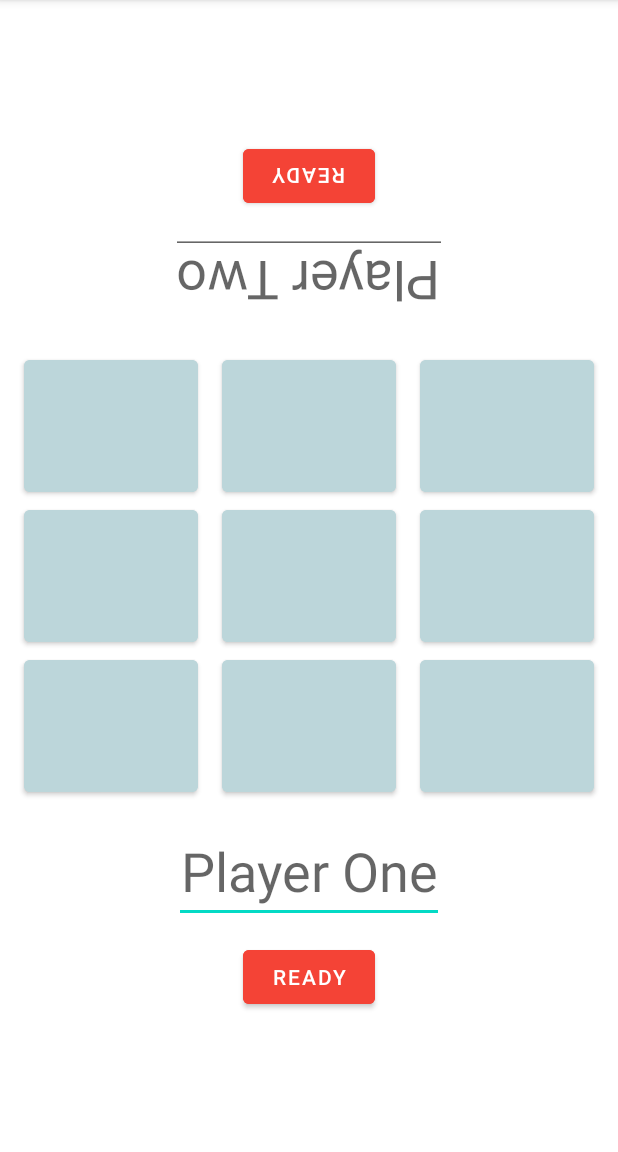
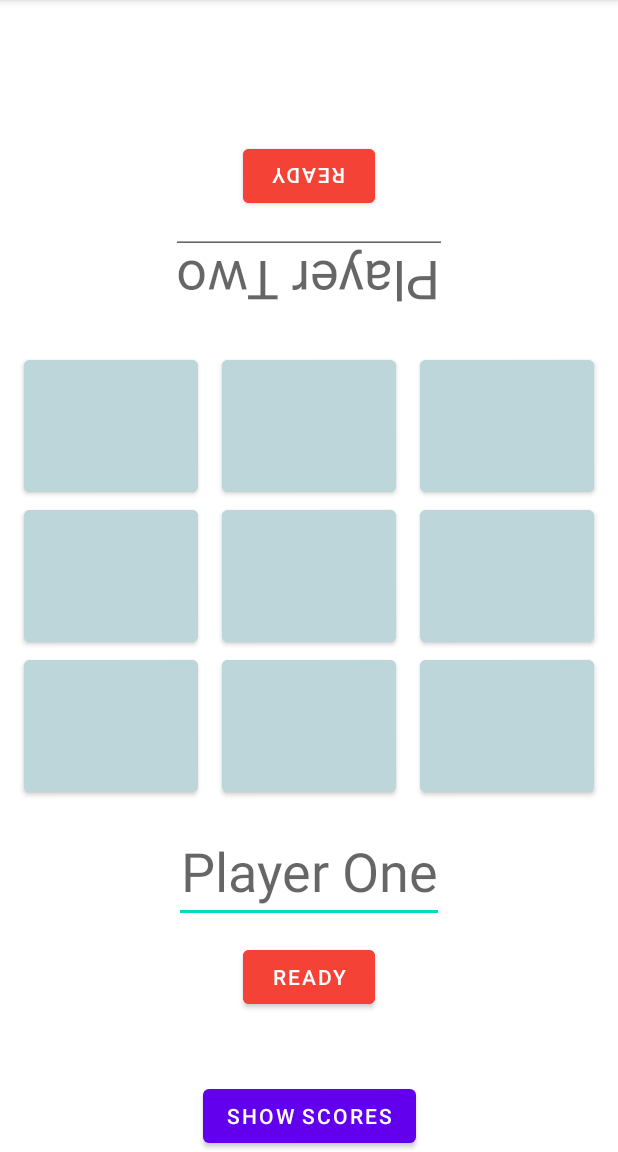
Before and after one commit to V1leDev/TicTacToeMVC, an Android app: the screen it shows after launch (MainActivity), on a phone screen of 412 x 824 dp, the part 84-1236 px from its top. Run offline under Robolectric (Android 15) with nearby library versions, the phone set to English and light mode, and no system bars; our stand-ins replace Room's generated code.

Commit message:
Add historical scores activity

```diff
--- a/app/src/main/AndroidManifest.xml
+++ b/app/src/main/AndroidManifest.xml
@@ -9,6 +9,7 @@
         android:roundIcon="@mipmap/ic_launcher_round"
         android:supportsRtl="true"
         android:theme="@style/Theme.TicTacToeMVC">
+        <activity android:name=".ScoreActivity"></activity>
         <activity android:name=".controller.MainActivity">
             <intent-filter>
                 <action android:name="android.intent.action.MAIN" />
--- a/app/src/main/java/com/example/tictactoemvc/controller/MainActivity.kt
+++ b/app/src/main/java/com/example/tictactoemvc/controller/MainActivity.kt
@@ -1,5 +1,6 @@
 package com.example.tictactoemvc.controller
 
+import android.content.Intent
 import android.graphics.Color
 import androidx.appcompat.app.AppCompatActivity
 import android.os.Bundle
@@ -7,14 +8,16 @@ import android.util.Log
 import android.widget.Button
 import android.widget.Toast
 import androidx.room.Room
+import com.example.tictactoemvc.ScoreActivity
 import com.example.tictactoemvc.model.AppDatabase
 import com.example.tictactoemvc.model.GameState
 import com.example.tictactoemvc.view.GameView
 import com.example.tictactoemvc.view.GameViewImp
+import com.example.tictactoemvc.view.ScoreView
 import kotlinx.android.synthetic.main.activity_main.*
 
 class MainActivity : AppCompatActivity(), GameView.FieldSelectedListener,
-    GameView.ReadyClickedListener {
+    GameView.ReadyClickedListener, GameView.ScoresClickedListener {
 
     private lateinit var usedGameView: GameView
 
@@ -28,6 +31,7 @@ class MainActivity : AppCompatActivity(), GameView.FieldSelectedListener,
         setContentView(usedGameView.getRootView())
         usedGameView.setFieldListener(this)
         usedGameView.setReadyListener(this)
+        usedGameView.setScoresListener(this)
 
         db = Room.databaseBuilder(applicationContext, AppDatabase::class.java, "note").fallbackToDestructiveMigration().allowMainThreadQueries().build()
     }
@@ -274,4 +278,9 @@ class MainActivity : AppCompatActivity(), GameView.FieldSelectedListener,
         }
         return ""
     }
+
+    override fun onScoresClicked() {
+        val intent: Intent = Intent(this, ScoreActivity::class.java)
+        startActivity(intent)
+    }
 }
--- a/app/src/main/java/com/example/tictactoemvc/view/GameView.kt
+++ b/app/src/main/java/com/example/tictactoemvc/view/GameView.kt
@@ -14,6 +14,11 @@ interface GameView {
         fun onReadyClicked(s: Int)
     }
 
+    interface ScoresClickedListener{
+        fun onScoresClicked()
+    }
+
+    fun setScoresListener(listener: ScoresClickedListener)
     fun setFieldListener(listener: FieldSelectedListener)
     fun setReadyListener(listener: ReadyClickedListener)
 }
--- a/app/src/main/java/com/example/tictactoemvc/view/GameViewImp.kt
+++ b/app/src/main/java/com/example/tictactoemvc/view/GameViewImp.kt
@@ -10,6 +10,7 @@ class GameViewImp(layoutInflater: LayoutInflater) : GameView, View.OnClickListen
     private var rootView = layoutInflater.inflate(R.layout.activity_main, null)
     var fieldSelectedListener: GameView.FieldSelectedListener? = null
     var readyClickedListener: GameView.ReadyClickedListener? = null
+    var scoreClickedListener: GameView.ScoresClickedListener? = null
     override var fieldList: ArrayList<Int> = arrayListOf<Int>(
         R.id.buttonField1,
         R.id.buttonField2,
@@ -22,7 +23,12 @@ class GameViewImp(layoutInflater: LayoutInflater) : GameView, View.OnClickListen
         R.id.buttonField9
     )
 
+
     init {
+        rootView.findViewById<Button>(R.id.buttonScore).setOnClickListener {
+            scoreClickedListener?.onScoresClicked()
+        }
+
         rootView.findViewById<Button>(R.id.ready1).setOnClickListener {
             readyClickedListener?.onReadyClicked(R.id.ready1)
         }
@@ -76,6 +82,10 @@ class GameViewImp(layoutInflater: LayoutInflater) : GameView, View.OnClickListen
         fieldSelectedListener = listener
     }
 
+    override fun setScoresListener(listener: GameView.ScoresClickedListener) {
+        scoreClickedListener = listener
+    }
+
     override fun setReadyListener(listener: GameView.ReadyClickedListener) {
         readyClickedListener = listener
     }
@@ -84,4 +94,5 @@ class GameViewImp(layoutInflater: LayoutInflater) : GameView, View.OnClickListen
         TODO("Not yet implemented")
     }
 
+
 }
--- a/app/src/main/java/com/example/tictactoemvc/view/ScoreView.kt
+++ b/app/src/main/java/com/example/tictactoemvc/view/ScoreView.kt
@@ -1,4 +1,7 @@
 package com.example.tictactoemvc.view
 
+import android.view.View
+
 interface ScoreView {
+    fun getRootView(): View
 }
--- a/app/src/main/res/layout/activity_main.xml
+++ b/app/src/main/res/layout/activity_main.xml
@@ -205,4 +205,13 @@
         app:layout_constraintEnd_toEndOf="parent"
         app:layout_constraintStart_toStartOf="parent"
         app:layout_constraintTop_toBottomOf="@+id/linearLayout" />
+
+    <Button
+        android:id="@+id/buttonScore"
+        android:layout_width="wrap_content"
+        android:layout_height="wrap_content"
+        android:text="@string/score"
+        app:layout_constraintBottom_toBottomOf="parent"
+        app:layout_constraintEnd_toEndOf="parent"
+        app:layout_constraintStart_toStartOf="parent" />
 </androidx.constraintlayout.widget.ConstraintLayout>
--- a/app/src/main/res/values/strings.xml
+++ b/app/src/main/res/values/strings.xml
@@ -3,4 +3,5 @@
     <string name="player1">Player One</string>
     <string name="player2">Player Two</string>
     <string name="ready">READY</string>
+    <string name="score">SHOW SCORES</string>
 </resources>
```
Also changed, not shown: app/src/main/java/com/example/tictactoemvc/controller/ScoreActivity.kt (added, +36 -0 lines), app/src/main/java/com/example/tictactoemvc/view/ScoreViewImp.kt (+11 -1 lines), app/src/main/res/layout/activity_score.xml (added, +21 -0 lines).
